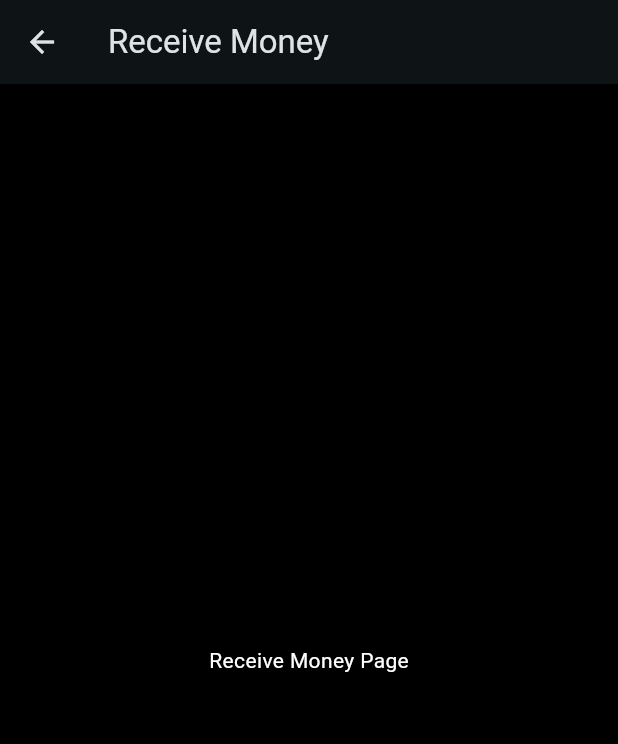
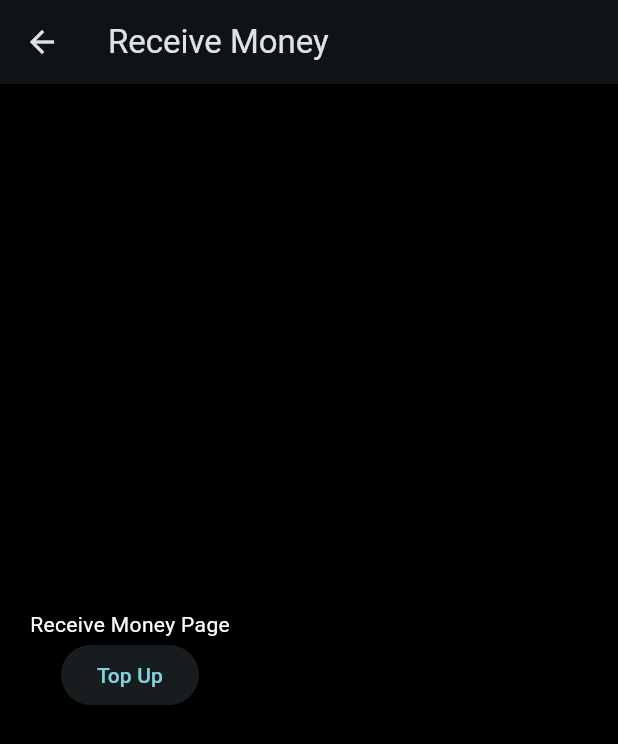
Before and after one commit to chongjying/TikTok, a Flutter app: the HomePage screen opened directly, after a tap on "Receive Money", on a phone screen of 412 x 824 dp. Shown: the top 744 px of the screen. Run offline on Flutter 3.47's test engine with Material 3 defaults, Android fonts, the light colour scheme and no system bars; our stand-ins replace sqflite, sqflite_common, sqflite_common_ffi, sqflite_common_ffi_web; accounts and stored records are empty.

Commit message:
new interfaces added
HomePage, CoinPurchase, Transaction Details, Transaction History

```diff
--- a/lib/homepage.dart
+++ b/lib/homepage.dart
@@ -1,10 +1,11 @@
 import 'package:flutter/material.dart';
-import 'LIVE_rewards_page.dart'; // Ensure this import is correct
-import 'transaction.dart';
+import 'LIVE_rewards_page.dart';
+import 'transaction_history.dart';
 import 'tiktok_wallet.dart';
 import 'transaction_database.dart';
 import 'transaction_details.dart';
-import 'transaction.dart'; // Ensure this import is correct
+import 'wallet_topup.dart';
+import 'coin_purchase.dart';
 
 class HomePage extends StatefulWidget {
   const HomePage({Key? key}) : super(key: key);
@@ -15,6 +16,7 @@
 
 class _HomePageState extends State<HomePage> {
   late Future<List<Transaction>> _transactions;
+  int tiktokPoints = 1001; // Example TikTok points
 
   @override
   void initState() {
@@ -26,6 +28,34 @@
     return getTransactions(); // Replace with your method to fetch transactions
   }
 
+  Widget _buildIconColumn(BuildContext context, IconData icon, String label, Widget page) {
+    return GestureDetector(
+      onTap: () {
+        Navigator.push(
+          context,
+          MaterialPageRoute(builder: (context) => page),
+        );
+      },
+      child: Column(
+        mainAxisSize: MainAxisSize.min,
+        mainAxisAlignment: MainAxisAlignment.center,
+        children: <Widget>[
+          Icon(icon, size: 40.0),
+          Container(
+            margin: const EdgeInsets.only(top: 8.0),
+            child: Text(
+              label,
+              style: const TextStyle(
+                fontSize: 12.0,
+                fontWeight: FontWeight.w400,
+              ),
+            ),
+          ),
+        ],
+      ),
+    );
+  }
+
   @override
   Widget build(BuildContext context) {
     return Scaffold(
@@ -33,10 +63,11 @@
       body: Column(
         crossAxisAlignment: CrossAxisAlignment.start,
         children: <Widget>[
-          // Black background section
-          Container(
+          ClipRRect(
+            borderRadius: BorderRadius.only(bottomLeft: Radius.circular(16) , bottomRight: Radius.circular(16)),
+            child: Container(
               color: Colors.black,
-            padding: const EdgeInsets.only(top: 40.0, left: 20.0, right: 20.0, bottom: 20.0),
+              padding: const EdgeInsets.all(20.0),
               child: Column(
                 crossAxisAlignment: CrossAxisAlignment.start,
                 children: <Widget>[
@@ -58,17 +89,18 @@
                         ),
                         iconSize: 38.0,
                         onPressed: () {
-                        Navigator.push(
-                          context,
-                          MaterialPageRoute(
-                            builder: (context) => const TikTokWallet(),
-                          ),
-                        );
+                          // Navigate to TikTok Points page or implement functionality
                         },
                       ),
                     ],
                   ),
-                const SizedBox(height: 30),
+                  const SizedBox(height: 10),
+                  Row(
+                    mainAxisAlignment: MainAxisAlignment.spaceBetween,
+                    children: [
+                      Column(
+                        crossAxisAlignment: CrossAxisAlignment.start,
+                        children: [
                           const Text(
                             'Balance',
                             style: TextStyle(
@@ -78,47 +110,80 @@
                             ),
                           ),
                           const SizedBox(height: 8),
-                const Text(
+                          Text(
                             'RM 1234.56', // Replace with a dynamic number if needed
-                  style: TextStyle(
+                            style: const TextStyle(
                               fontSize: 36,
                               fontWeight: FontWeight.bold,
                               color: Colors.white,
                             ),
                           ),
-                const SizedBox(height: 40),
-                Row(
-                  mainAxisAlignment: MainAxisAlignment.spaceAround,
+                        ],
+                      ),
+                      GestureDetector(
+                        onTap: () {
+                          // Implement your top-up functionality here
+                        },
+                        child: Column(
+                          crossAxisAlignment: CrossAxisAlignment.end,
                           children: [
-                    _buildIconColumn(context, Icons.arrow_downward, 'Receive Money', ReceiveMoneyPage()),
-                    _buildIconColumn(context, Icons.arrow_upward, 'Send Money', SendMoneyPage()),
-                    _buildIconColumn(context, Icons.monetization_on, 'Coin', CoinPurchasePage()),
-                    _buildIconColumn(context, Icons.card_giftcard, 'Live Reward', LiveRewardPage()),
-                  ],
+                            const Text(
+                              'TikTok Points >',
+                              style: TextStyle(
+                                fontSize: 15,
+                                fontWeight: FontWeight.bold,
+                                color: Colors.grey,
+                              ),
+                            ),
+                            const SizedBox(height: 8),
+                            Text(
+                              '0101010',
+                              style: const TextStyle(
+                                fontSize: 15,
+                                fontWeight: FontWeight.bold,
+                                color: Colors.grey,
+                              ),
                             ),
                           ],
                         ),
                       ),
-          const Padding(
-            padding: EdgeInsets.fromLTRB(16.0, 20.0, 16.0, 0.0),
-            child: Text(
-              'Recent Transactions',
-              style: TextStyle(
-                fontSize: 30,
-                fontWeight: FontWeight.bold,
-                color: Colors.black,
+                    ],
+                  ),
+                  const SizedBox(height: 30),
+                  Row(
+                    mainAxisAlignment: MainAxisAlignment.spaceAround,
+                    children: [
+                      _buildIconColumn(context, Icons.add_box, 'Top Up', WalletTopUp()),
+                      _buildIconColumn(context, Icons.arrow_downward, 'Receive Money', ReceiveMoneyPage()),
+                      _buildIconColumn(context, Icons.arrow_upward, 'Send Money', SendMoneyPage()),
+                      _buildIconColumn(context, Icons.monetization_on, 'Coin', CoinPurchasePage()),
+                      _buildIconColumn(context, Icons.card_giftcard, 'Live Reward', LiveRewardsPage()),
+                    ],
+                  ),
+                ],
               ),
             ),
           ),
           const SizedBox(height: 20),
           Padding(
             padding: const EdgeInsets.symmetric(horizontal: 16.0),
-            child: InkWell(
+            child: Row(
+              mainAxisAlignment: MainAxisAlignment.spaceBetween,
+              children: [
+                Text(
+                  'Recent Transactions',
+                  style: const TextStyle(
+                    fontSize: 30,
+                    fontWeight: FontWeight.bold,
+                    color: Colors.black,
+                  ),
+                ),
+                InkWell(
                   onTap: () {
                     Navigator.push(
                       context,
                       MaterialPageRoute(
-                    builder: (context) => const TransactionPage(),
+                        builder: (context) => TransactionPage(),
                       ),
                     );
                   },
@@ -131,7 +196,10 @@
                     ),
                   ),
                 ),
+              ],
             ),
+          ),
+          const SizedBox(height: 10),
           Expanded(
             child: FutureBuilder<List<Transaction>>(
               future: _transactions,
@@ -181,34 +249,6 @@
   }
 }
 
-Widget _buildIconColumn(BuildContext context, IconData icon, String label, Widget page) {
-  return GestureDetector(
-    onTap: () {
-      Navigator.push(
-        context,
-        MaterialPageRoute(builder: (context) => page),
-      );
-    },
-    child: Column(
-      mainAxisSize: MainAxisSize.min,
-      mainAxisAlignment: MainAxisAlignment.center,
-      children: <Widget>[
-        Icon(icon, size: 40.0),
-        Container(
-          margin: const EdgeInsets.only(top: 8.0),
-          child: Text(
-            label,
-            style: const TextStyle(
-              fontSize: 12.0,
-              fontWeight: FontWeight.w400,
-            ),
-          ),
-        ),
-      ],
-    ),
-  );
-}
-
 class ReceiveMoneyPage extends StatelessWidget {
   @override
   Widget build(BuildContext context) {
@@ -216,8 +256,20 @@
       appBar: AppBar(
         title: const Text('Receive Money'),
       ),
-      body: const Center(
-        child: Text('Receive Money Page'),
+      body: Padding(
+        padding: const EdgeInsets.all(20.0),
+        child: Column(
+          mainAxisAlignment: MainAxisAlignment.center,
+          children: <Widget>[
+            const Text('Receive Money Page'),
+            ElevatedButton(
+              onPressed: () {
+                // Implement your top-up functionality here
+              },
+              child: const Text('Top Up'),
+            ),
+          ],
+        ),
       ),
     );
   }
@@ -236,31 +288,3 @@
     );
   }
 }
-
-class CoinPurchasePage extends StatelessWidget {
-  @override
-  Widget build(BuildContext context) {
-    return Scaffold(
-      appBar: AppBar(
-        title: const Text('Coin Purchase'),
-      ),
-      body: const Center(
-        child: Text('Coin Purchase Page'),
-      ),
-    );
-  }
-}
-
-class LiveRewardPage extends StatelessWidget {
-  @override
-  Widget build(BuildContext context) {
-    return Scaffold(
-      appBar: AppBar(
-        title: const Text('Live Reward'),
-      ),
-      body: const Center(
-        child: Text('Live Reward Page'),
-      ),
-    );
-  }
-}
--- a/lib/payment.dart
+++ b/lib/payment.dart
@@ -33,7 +33,6 @@
             SizedBox(height: 20),
             _buildPaymentOption('TikTok Wallet'),
             _buildPaymentOption('Credit /Debit Card'),
-            _buildPaymentOption('Touch \'n Go ewallet'),
             _buildPaymentOption('Online Banking'),
             _buildPaymentOption('Postpaid (Buy Now, Pay Later)'),
             SizedBox(height: 20),
--- a/lib/tiktok_wallet.dart
+++ b/lib/tiktok_wallet.dart
@@ -1,7 +1,7 @@
 import 'package:flutter/material.dart';
 import 'package:tiktok1/transaction_details.dart';
 import 'transaction_database.dart';
-import 'transaction.dart';
+import 'transaction_history.dart';
 import 'wallet_topup.dart';
 
 class TikTokWallet extends StatefulWidget {
```
Also changed, not shown: lib/LIVE_rewards_page.dart (+19 -8 lines), lib/coin_purchase.dart (+9 -9 lines), lib/transaction.dart (deleted, +0 -85 lines), lib/transaction_details.dart (+83 -53 lines), lib/transaction_history.dart (added, +110 -0 lines), 3 other files. Lines whose indentation alone changed are shown as unchanged.
